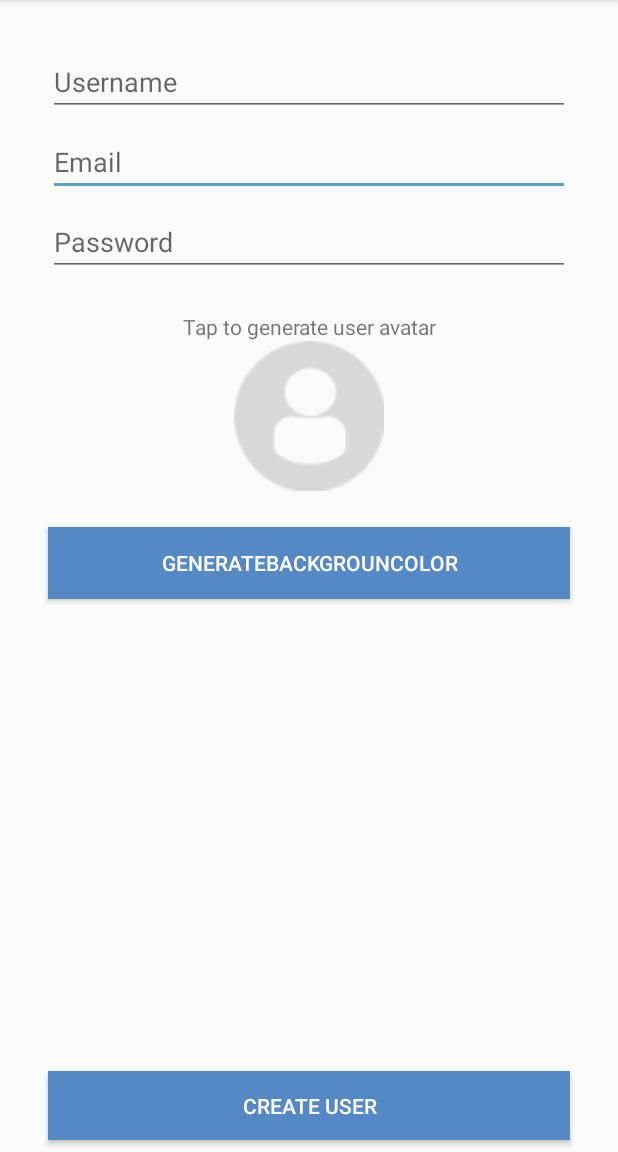
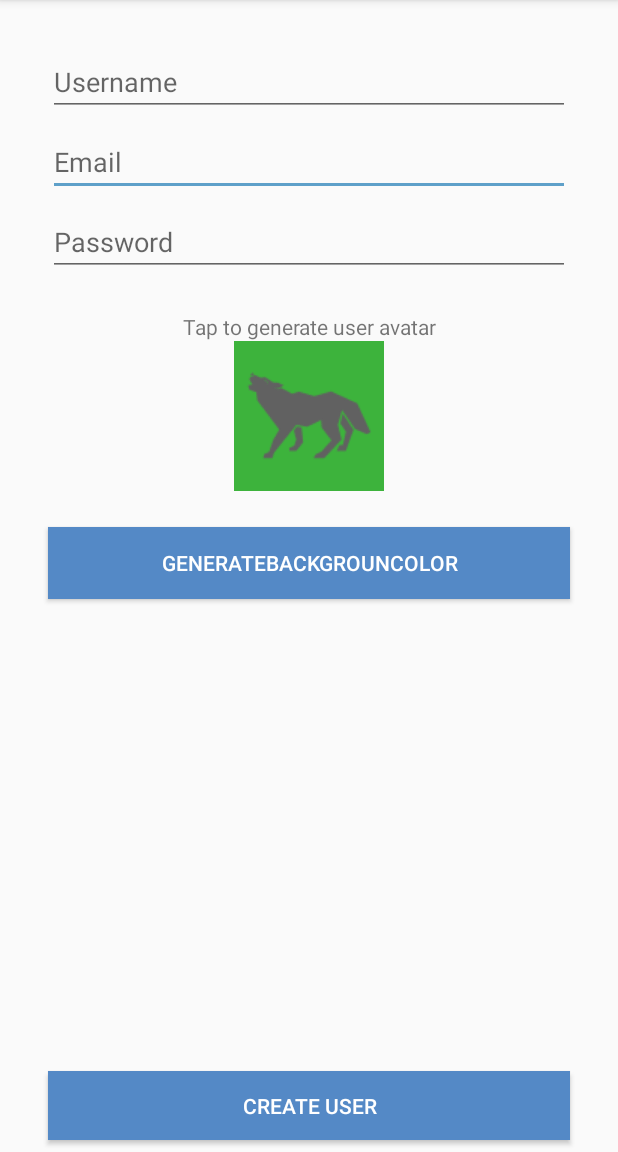
Before and after one commit to vinipachecov/kotlin-beginner-To-Advanced, an Android app: the CreateUserActivty screen opened directly, with no data from a screen before it, after a tap on "GENERATEBACKGROUNCOLOR", on a phone screen of 412 x 824 dp, the part 84-1236 px from its top. Run offline under Robolectric (Android 15) with nearby library versions, the phone set to English and light mode, and no system bars; 1 other tap on this screen came first.

```diff
--- a/Smack/app/build.gradle
+++ b/Smack/app/build.gradle
@@ -23,6 +23,7 @@ android {
 }
 
 dependencies {
+
     implementation fileTree(dir: 'libs', include: ['*.jar'])
     implementation "org.jetbrains.kotlin:kotlin-stdlib-jre7:$kotlin_version"
     implementation 'com.android.support:appcompat-v7:26.1.0'
@@ -31,4 +32,5 @@ dependencies {
     testImplementation 'junit:junit:4.12'
     androidTestImplementation 'com.android.support.test:runner:1.0.1'
     androidTestImplementation 'com.android.support.test.espresso:espresso-core:3.0.1'
+    compile 'com.android.volley:volley:1.1.0'
 }
--- /dev/null
+++ b/Smack/app/src/main/java/com/vinicius/smack/Controller/CreateUserActivty.kt
@@ -0,0 +1,67 @@
+package com.vinicius.smack.Controller
+
+import android.graphics.Color
+import android.support.v7.app.AppCompatActivity
+import android.os.Bundle
+import android.view.View
+import com.vinicius.smack.R
+import com.vinicius.smack.Services.AuthService
+import kotlinx.android.synthetic.main.activity_create_user.*
+import java.util.*
+
+class CreateUserActivty : AppCompatActivity() {
+
+    var userAvatar = "profiledefault"
+    var avatarColor = "[0.5, 0.5, 0.5, 1]"
+
+    override fun onCreate(savedInstanceState: Bundle?) {
+        super.onCreate(savedInstanceState)
+        setContentView(R.layout.activity_create_user)
+    }
+
+    fun generateUserAvatar(view: View) {
+        val random = Random()
+        val color = random.nextInt(2)
+        val avatar = random.nextInt(28)
+
+        if (color == 0) {
+            userAvatar = "light$avatar"
+        } else {
+            userAvatar = "dark$avatar"
+        }
+        val resourceId = resources.getIdentifier(userAvatar, "drawable", packageName)
+
+        createAvatarImageView.setImageResource(resourceId)
+
+    }
+
+
+    fun generateColorClicked(view: View) {
+        val random = Random()
+
+        val r = random.nextInt(255)
+        val g = random.nextInt(255)
+        val b = random.nextInt(255)
+
+
+        createAvatarImageView.setBackgroundColor(Color.rgb(r, g, b))
+
+        val savedR = r.toDouble() / 255
+        val savedG = g.toDouble() / 255
+        val savegB = b.toDouble() / 255
+
+        avatarColor = "[$savedR, $savedG, $savegB]"
+        println(avatarColor)
+    }
+
+    fun createUserClicked(view: View) {
+        println("clicked")
+        AuthService.registerUser(this, "vini@v.com","123456") { complete ->
+            if (complete) {
+
+            }
+        }
+
+    }
+
+}
--- a/Smack/app/src/main/java/com/vinicius/smack/LoginActivity.kt
+++ b/Smack/app/src/main/java/com/vinicius/smack/Controller/LoginActivity.kt
@@ -1,9 +1,10 @@
-package com.vinicius.smack
+package com.vinicius.smack.Controller
 
 import android.content.Intent
 import android.support.v7.app.AppCompatActivity
 import android.os.Bundle
 import android.view.View
+import com.vinicius.smack.R
 
 class LoginActivity : AppCompatActivity() {
 
--- a/Smack/app/src/main/java/com/vinicius/smack/CreateUserActivty.kt
+++ /dev/null
@@ -1,28 +0,0 @@
-package com.vinicius.smack
-
-import android.support.v7.app.AppCompatActivity
-import android.os.Bundle
-import android.view.View
-
-class CreateUserActivty : AppCompatActivity() {
-
-    override fun onCreate(savedInstanceState: Bundle?) {
-        super.onCreate(savedInstanceState)
-        setContentView(R.layout.activity_create_user)
-    }
-
-    fun generateUserAvatar(view: View) {
-
-    }
-
-
-    fun generateColorClicked(view: View) {
-
-    }
-
-    fun createUserClicked(view: View) {
-
-
-    }
-
-}
--- a/Smack/app/src/main/res/layout/activity_create_user.xml
+++ b/Smack/app/src/main/res/layout/activity_create_user.xml
@@ -4,7 +4,7 @@
     xmlns:tools="http://schemas.android.com/tools"
     android:layout_width="match_parent"
     android:layout_height="match_parent"
-    tools:context="com.vinicius.smack.CreateUserActivty">
+    tools:context="com.vinicius.smack.Controller.CreateUserActivty">
 
     <EditText
         android:id="@+id/createEmailText"
--- a/Smack/app/src/main/res/layout/activity_login.xml
+++ b/Smack/app/src/main/res/layout/activity_login.xml
@@ -4,7 +4,7 @@
     xmlns:tools="http://schemas.android.com/tools"
     android:layout_width="match_parent"
     android:layout_height="match_parent"
-    tools:context="com.vinicius.smack.LoginActivity">
+    tools:context="com.vinicius.smack.Controller.LoginActivity">
 
     <EditText
         android:id="@+id/loginEmailText"
--- a/Smack/app/src/main/res/layout/app_bar_main.xml
+++ b/Smack/app/src/main/res/layout/app_bar_main.xml
@@ -4,7 +4,7 @@
     xmlns:tools="http://schemas.android.com/tools"
     android:layout_width="match_parent"
     android:layout_height="match_parent"
-    tools:context="com.vinicius.smack.MainActivity">
+    tools:context="com.vinicius.smack.Controller.MainActivity">
 
     <android.support.design.widget.AppBarLayout
         android:layout_width="match_parent"
--- a/Smack/app/src/main/res/layout/content_main.xml
+++ b/Smack/app/src/main/res/layout/content_main.xml
@@ -5,7 +5,7 @@
     android:layout_width="match_parent"
     android:layout_height="match_parent"
     app:layout_behavior="@string/appbar_scrolling_view_behavior"
-    tools:context="com.vinicius.smack.MainActivity"
+    tools:context="com.vinicius.smack.Controller.MainActivity"
     tools:showIn="@layout/app_bar_main">
 
     <TextView
```
Also changed, not shown: Smack/app/src/main/AndroidManifest.xml (+4 -3 lines), Smack/app/src/main/java/com/vinicius/smack/Controller/MainActivity.kt (renamed from Smack/app/src/main/java/com/vinicius/smack/MainActivity.kt, +2 -5 lines), Smack/app/src/main/java/com/vinicius/smack/Services/AuthService.kt (added, +49 -0 lines), Smack/app/src/main/java/com/vinicius/smack/Utilities/Constants.kt (added, +9 -0 lines).
